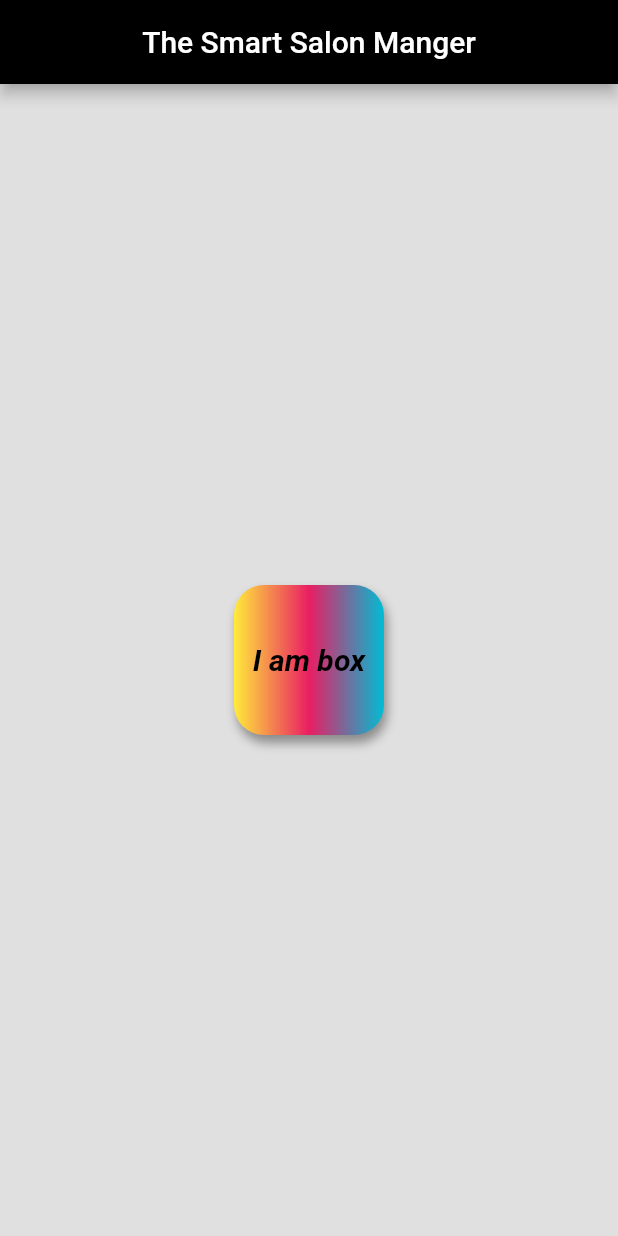
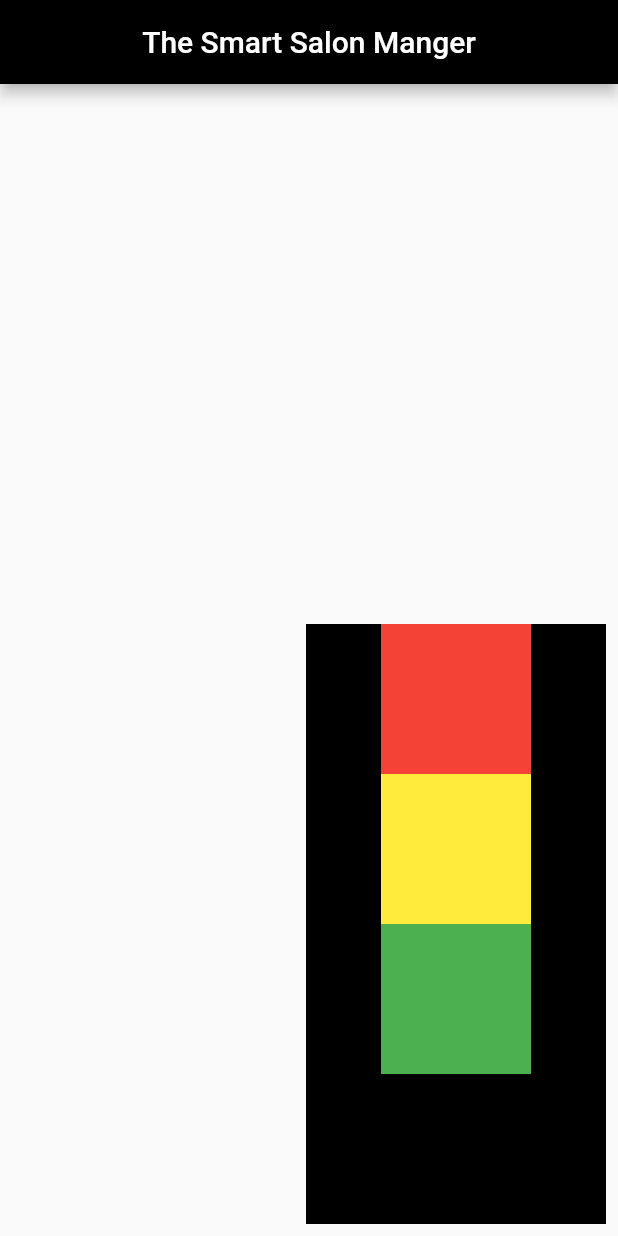
Before and after one commit to chetankoli1/flutter, a Flutter app: the screen it shows after launch, on a phone screen of 412 x 824 dp. Run offline on Flutter 3.47's test engine with Material 2 defaults, Android fonts, the phone set to English and light mode, and no system bars.

Commit message:
4th sesson

```diff
--- a/lib/main.dart
+++ b/lib/main.dart
@@ -16,38 +16,41 @@ class homeScreen extends StatelessWidget {
         backgroundColor: Colors.black,
       );
     return Scaffold(
-      backgroundColor: Colors.black12,
       appBar: appBar2,
-      body: Center(
+      body: Padding(padding: const EdgeInsets.all(8.0),
+      child: Align(
+                alignment: Alignment.bottomRight,
                     child: Container(
+                      color: Colors.black,
+                      width: 200,
+                      height: 400,
+                      child : Column(
+                      mainAxisAlignment: MainAxisAlignment.start,
+                      crossAxisAlignment: CrossAxisAlignment.center,
+                      children: [
+                      Container(
                         padding: const EdgeInsets.all(8),
-          alignment: Alignment.center,
                         width: 100,
                         height: 100,
-          decoration: BoxDecoration(
-            borderRadius: BorderRadius.circular(20),
-            boxShadow: [
-              BoxShadow(
-                color: Colors.black38,
-                blurRadius: 5,
-                offset: Offset(2.0, 5.0)
-              )
+                        color: Colors.red,
+                      ),
+                      Container(
+                        padding: const EdgeInsets.all(8),
+                        width: 100,
+                        height: 100,
+                        color: Colors.yellow,
+                      ),
+                      Container(
+                        padding: const EdgeInsets.all(8),
+                        width: 100,
+                        height: 100,
+                        color: Colors.green,
+                      ),
                     ],
-               color: Colors.teal,
-               gradient: LinearGradient(colors: [
-                 Colors.yellow , Colors.pink , Colors.cyan
-               ])
-          ),
-          child: Text("I am box",
-          style: TextStyle(
-            color: Colors.black,
-            fontWeight: FontWeight.bold,
-            fontStyle: FontStyle.italic,
-            fontSize: 20
                   ),
                   ),
               ),
-      ),
+      )
     );
   }
 }
```
Lines whose indentation alone changed are shown as unchanged.
